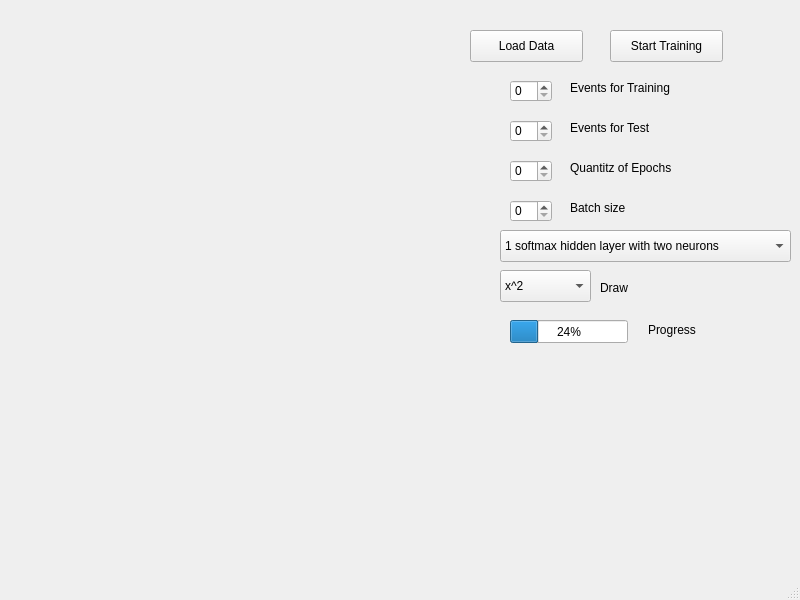
Above: Milestones/Milestone2/neuralgui/mainwindow.ui from jmpargana/PRG-Praktikum before the change. Below: the same form after it.
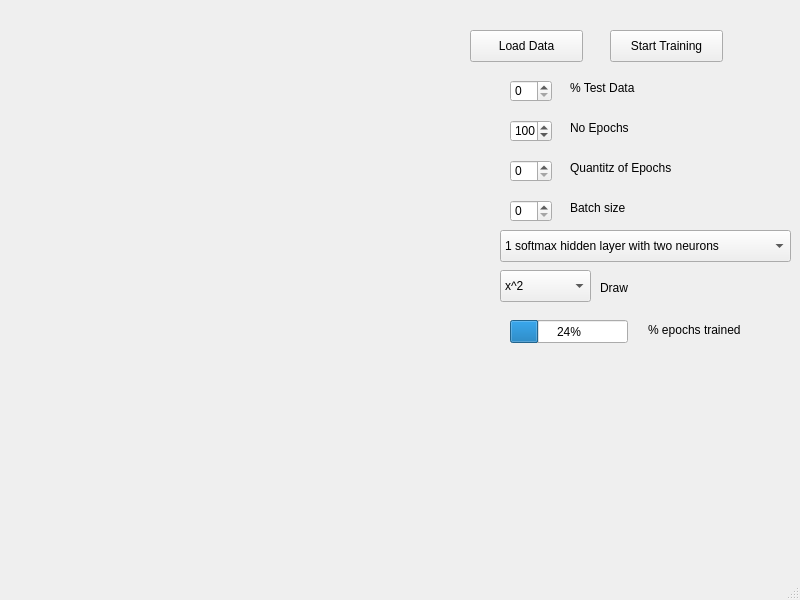
That is the form after the change. Custom widgets are drawn as their Qt base class.

Commit message:
Make some basic training work
- crude implementation of training split
- we can select a folder with training data and start training
- training runs and shows progress in % of epochs done
- we can choose epoch number

Patch:
```diff
--- a/Milestones/Milestone2/neuralgui/mainwindow.ui
+++ b/Milestones/Milestone2/neuralgui/mainwindow.ui
@@ -60,7 +60,7 @@
      </rect>
     </property>
     <property name="text">
-     <string>Events for Training</string>
+     <string>% Test Data</string>
     </property>
    </widget>
    <widget class="QSpinBox" name="spinBox_events_for_Test">
@@ -72,6 +72,15 @@
       <height>22</height>
      </rect>
     </property>
+    <property name="minimum">
+     <number>1</number>
+    </property>
+    <property name="maximum">
+     <number>1000</number>
+    </property>
+    <property name="value">
+     <number>100</number>
+    </property>
    </widget>
    <widget class="QSpinBox" name="spinBox_Quantitz_of_Epochs">
     <property name="geometry">
@@ -103,7 +112,7 @@
      </rect>
     </property>
     <property name="text">
-     <string>Events for Test</string>
+     <string>No Epochs</string>
     </property>
    </widget>
    <widget class="QLabel" name="label_3">
@@ -208,12 +217,12 @@
      <rect>
       <x>648</x>
       <y>320</y>
-      <width>71</width>
+      <width>111</width>
       <height>20</height>
      </rect>
     </property>
     <property name="text">
-     <string>Progress </string>
+     <string>% epochs trained</string>
     </property>
    </widget>
    <widget class="QCustomPlot" name="mainGraph" native="true">
```
Left out of the diff: 4 changed lines with no effect on the pictures. The commit also changes 4 other files.
